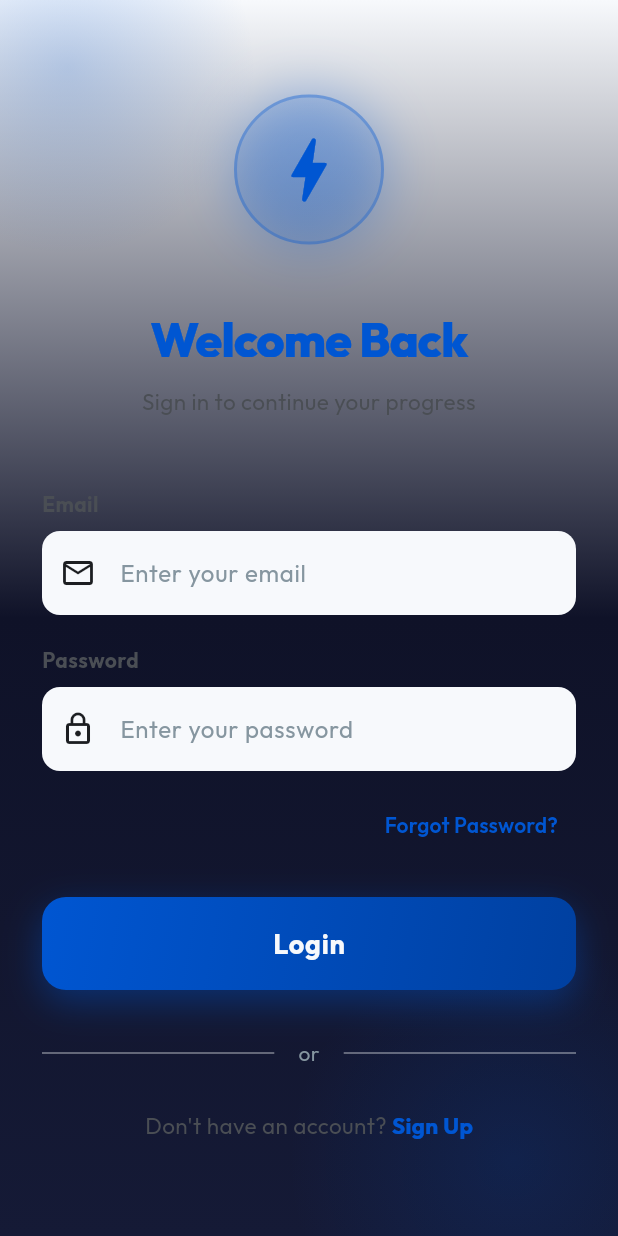
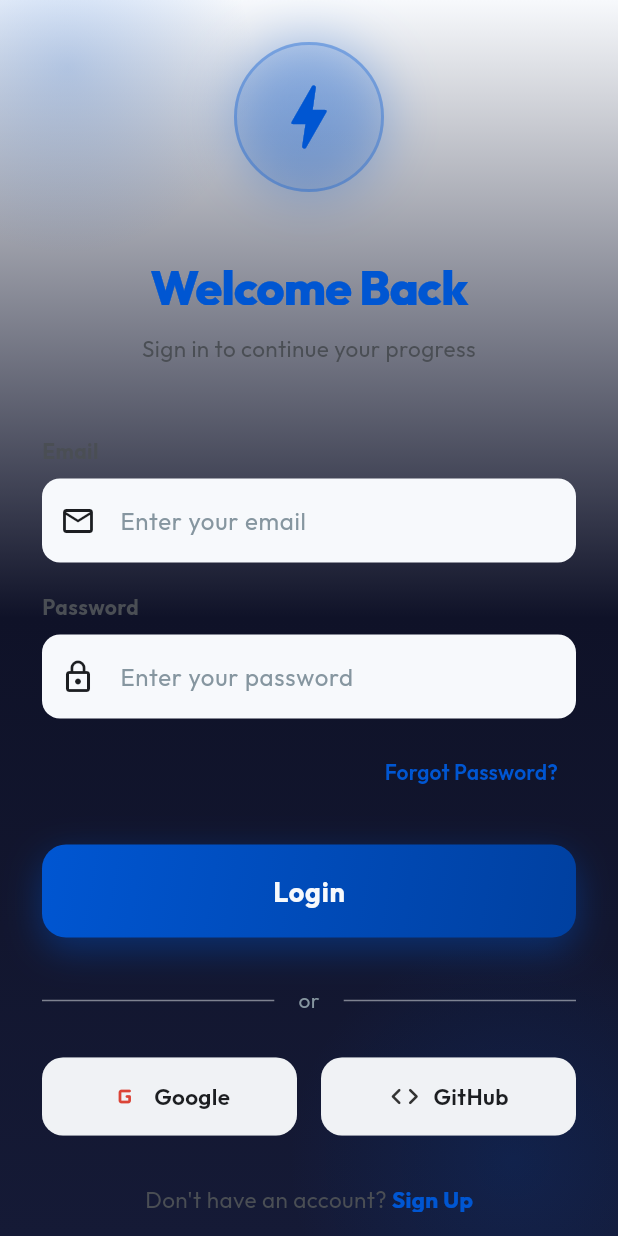
Before and after one commit to kalp-cg/leanDules, a Flutter app: the screen it shows after launch, after a tap on "I already have an account", on a phone screen of 412 x 824 dp. Run offline on Flutter 3.47's test engine with Material 3 defaults, Android fonts, the phone set to English and light mode, and no system bars; our stand-ins replace dio, flutter_markdown, flutter_riverpod, go_router, google_fonts, google_sign_in and 4 more; missing offline and left inert: flutter_displaymode.

Commit message:
refactor(frontend): enhance authentication screens
- Improved login screen UI and validation
- Enhanced signup screen with better UX
- Better form validation and error messages

```diff
--- a/frontend/lib/screens/auth/login_screen.dart
+++ b/frontend/lib/screens/auth/login_screen.dart
@@ -275,6 +275,52 @@ class _LoginScreenState extends ConsumerState<LoginScreen>
                             ),
                             const SizedBox(height: 28),
 
+                            // Social login buttons
+                            Row(
+                              children: [
+                                // Google login
+                                Expanded(
+                                  child: _buildSocialButton(
+                                    icon: Icons.g_mobiledata_rounded,
+                                    label: 'Google',
+                                    color: const Color(0xFFDB4437),
+                                    onTap: () async {
+                                      // TODO: Implement Google OAuth
+                                      ScaffoldMessenger.of(context).showSnackBar(
+                                        SnackBar(
+                                          content: Text(
+                                            'Google login coming soon!',
+                                            style: GoogleFonts.outfit(),
+                                          ),
+                                        ),
+                                      );
+                                    },
+                                  ),
+                                ),
+                                const SizedBox(width: 16),
+                                // GitHub login
+                                Expanded(
+                                  child: _buildSocialButton(
+                                    icon: Icons.code_rounded,
+                                    label: 'GitHub',
+                                    color: const Color(0xFF333333),
+                                    onTap: () async {
+                                      // TODO: Implement GitHub OAuth
+                                      ScaffoldMessenger.of(context).showSnackBar(
+                                        SnackBar(
+                                          content: Text(
+                                            'GitHub login coming soon!',
+                                            style: GoogleFonts.outfit(),
+                                          ),
+                                        ),
+                                      );
+                                    },
+                                  ),
+                                ),
+                              ],
+                            ),
+                            const SizedBox(height: 32),
+
                             // Sign up link
                             Row(
                               mainAxisAlignment: MainAxisAlignment.center,
@@ -319,6 +365,49 @@ class _LoginScreenState extends ConsumerState<LoginScreen>
                 ),
               ),
             ],
+          ),
+        ),
+      ),
+    );
+  }
+
+  Widget _buildSocialButton({
+    required IconData icon,
+    required String label,
+    required Color color,
+    required VoidCallback onTap,
+  }) {
+    return Container(
+      decoration: BoxDecoration(
+        color: AppTheme.surfaceLight,
+        borderRadius: BorderRadius.circular(14),
+        border: Border.all(
+          color: AppTheme.border.withValues(alpha: 0.3),
+          width: 1,
+        ),
+      ),
+      child: Material(
+        color: Colors.transparent,
+        child: InkWell(
+          onTap: onTap,
+          borderRadius: BorderRadius.circular(14),
+          child: Padding(
+            padding: const EdgeInsets.symmetric(vertical: 14),
+            child: Row(
+              mainAxisAlignment: MainAxisAlignment.center,
+              children: [
+                Icon(icon, color: color, size: 22),
+                const SizedBox(width: 8),
+                Text(
+                  label,
+                  style: GoogleFonts.outfit(
+                    fontSize: 15,
+                    fontWeight: FontWeight.w600,
+                    color: AppTheme.textPrimary,
+                  ),
+                ),
+              ],
+            ),
           ),
         ),
       ),
--- a/frontend/lib/screens/auth/signup_screen.dart
+++ b/frontend/lib/screens/auth/signup_screen.dart
@@ -39,8 +39,8 @@ class _SignupScreenState extends ConsumerState<SignupScreen> {
           );
 
       if (success && mounted) {
-        // Navigate to Home
-        Navigator.pushReplacementNamed(context, '/home');
+        // Navigate to Interests Selection for new users
+        Navigator.pushReplacementNamed(context, '/interests');
         ScaffoldMessenger.of(context).showSnackBar(
           const SnackBar(content: Text('Account created successfully!')),
         );
```
